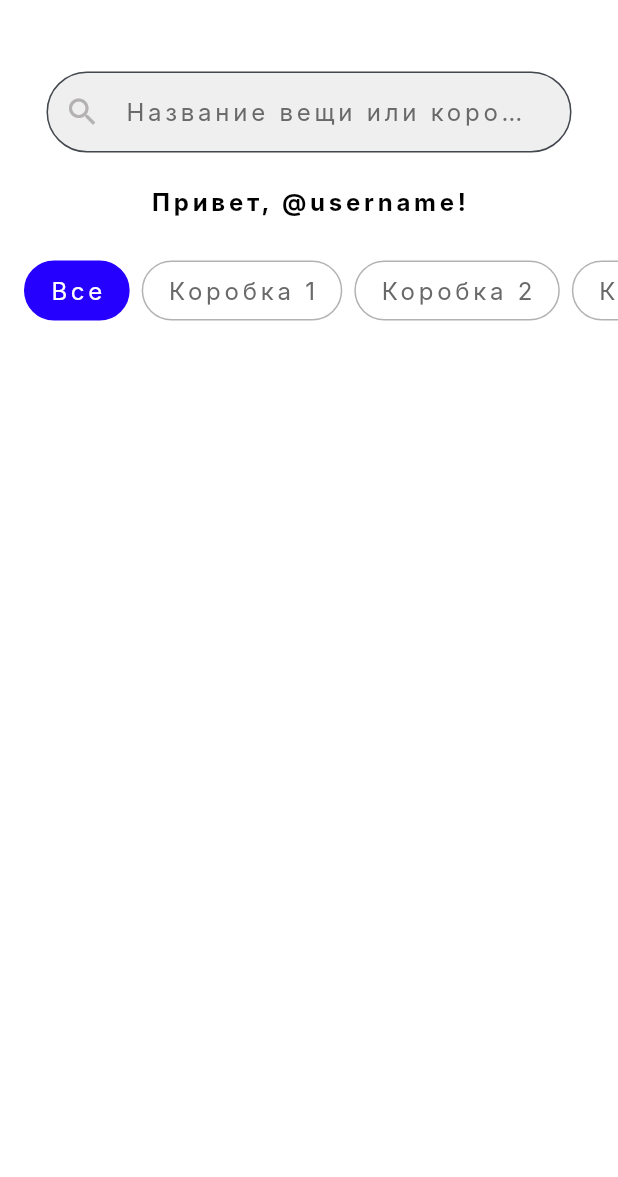
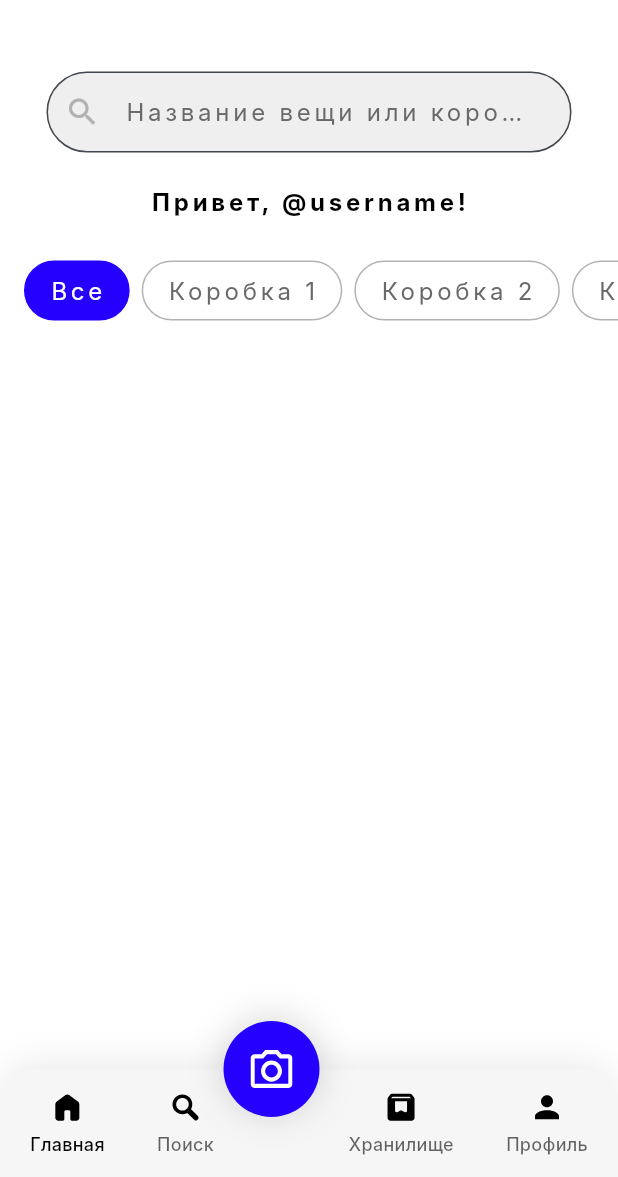
Before and after one commit to IWTDPLZZZ/FindThing, a Flutter app: the screen it shows after launch, on a phone screen of 412 x 824 dp, the part 59-1236 px from its top. Run offline on Flutter 3.47's test engine with Material 3 defaults, Android fonts, the phone set to English and light mode, and no system bars; our stand-ins replace firebase_auth, firebase_core, flutter_svg, google_sign_in, sign_in_with_apple; accounts and stored records are empty; Roboto replaces fonts that are missing (Inter); project files that could hold a hidden picture were left out.

Commit message:
Верхняя и нижняя панели

```diff
--- a/lib/design/colors.dart
+++ b/lib/design/colors.dart
@@ -7,3 +7,4 @@ const Color blackName = Color(0xFF000000);
 const Color grayField = Color(0xFFF0EFEF);
 const Color grayFieldText = Color(0xFFB3B1B1);
 const Color memory = Color(0xFF3705FF);
+const Color navigationBarColor = Color(0xFFF6F6F6);
--- a/lib/screens/main_page.dart
+++ b/lib/screens/main_page.dart
@@ -3,6 +3,7 @@ import 'package:find_thing/widgets/custom_appbar.dart';
 import 'package:find_thing/design/design.dart';
 import 'package:provider/provider.dart';
 import 'package:find_thing/providers/provider.dart';
+import 'package:find_thing/design/colors.dart';
 
 class MainPage extends StatefulWidget {
   const MainPage({super.key});
@@ -16,6 +17,11 @@ class _MainPageState extends State<MainPage> {
   Widget build(BuildContext context) {
     return Scaffold(
       appBar: const CustomBarForMainPage(),
+      bottomNavigationBar: MainBottomNavigationBar(
+        currentIndex: 0,
+        onItemSelected: (index) {},
+      ),
+
       body: Center(
         child: Column(
           crossAxisAlignment: CrossAxisAlignment.center,
@@ -118,3 +124,159 @@ class ScrollListView extends StatelessWidget {
     );
   }
 }
+
+class MainBottomNavigationBar extends StatelessWidget {
+  final int currentIndex;
+  final ValueChanged<int> onItemSelected;
+
+  const MainBottomNavigationBar({
+    super.key,
+    required this.currentIndex,
+    required this.onItemSelected,
+  });
+
+  @override
+  Widget build(BuildContext context) {
+    final double barHeight = 72;
+    final double fabSize = 64;
+
+    return SizedBox(
+      height: barHeight + fabSize / 2,
+      child: Stack(
+        alignment: Alignment.topCenter,
+        children: [
+          Align(
+            alignment: Alignment.bottomCenter,
+            child: Container(
+              height: barHeight,
+              decoration: BoxDecoration(
+                color: navigationBarColor,
+                borderRadius: const BorderRadius.only(
+                  topLeft: Radius.circular(24),
+                  topRight: Radius.circular(24),
+                ),
+                boxShadow: [
+                  BoxShadow(
+                    color: Colors.black.withOpacity(0.08),
+                    blurRadius: 20,
+                    offset: const Offset(0, -4),
+                  ),
+                ],
+              ),
+              padding: const EdgeInsets.symmetric(horizontal: 20),
+              child: Row(
+                mainAxisAlignment: MainAxisAlignment.spaceBetween,
+                children: [
+                  _BottomNavItem(
+
+                    icon: homeOfIcon,
+                    label: 'Главная',
+                    isActive: currentIndex == 0,
+                    onTap: () => onItemSelected(0),
+                  ),
+                  _BottomNavItem(
+                    icon: loopOfIcon,
+                    label: 'Поиск',
+                    isActive: currentIndex == 1,
+                    onTap: () => onItemSelected(1),
+                  ),
+                  const SizedBox(width: 20),
+                  _BottomNavItem(
+                    icon: boxOfIcon,
+                    label: 'Хранилище',
+                    isActive: currentIndex == 2,
+                    onTap: () => onItemSelected(2),
+                  ),
+                  _BottomNavItem(
+                    icon: iconOfAccount,
+                    label: 'Профиль',
+                    isActive: currentIndex == 3,
+                    onTap: () => onItemSelected(3),
+                  ),
+                ],
+              ),
+            ),
+          ),
+
+          Positioned(
+            top: 0,
+            left: 149,
+            child: Container(
+              width: fabSize,
+              height: fabSize,
+              decoration: BoxDecoration(
+                color: blueName,
+                shape: BoxShape.circle,
+                boxShadow: [
+                  BoxShadow(
+                    color: Colors.black.withOpacity(0.16),
+                    blurRadius: 20,
+                    offset: const Offset(0, -2),
+                  ),
+                ],
+              ),
+              child: Center(
+                child: SizedBox(
+                  width: 28,
+                  height: 28,
+                  child: cameraOfIcon,
+                ),
+              ),
+            ),
+          ),
+        ],
+      ),
+    );
+  }
+}
+
+class _BottomNavItem extends StatelessWidget {
+  final Widget icon;
+  final String label;
+  final bool isActive;
+  final VoidCallback onTap;
+
+  const _BottomNavItem({
+    required this.icon,
+    required this.label,
+    required this.isActive,
+    required this.onTap,
+  });
+
+  @override
+  Widget build(BuildContext context) {
+    final Color activeColor = blackName;
+    final Color inactiveColor = Colors.black.withOpacity(0.6);
+
+    return GestureDetector(
+      onTap: onTap,
+      behavior: HitTestBehavior.translucent,
+      child: Column(
+        mainAxisAlignment: MainAxisAlignment.center,
+        children: [
+          SizedBox(
+            width: 24,
+            height: 24,
+            child: IconTheme(
+              data: IconThemeData(
+                color: isActive ? activeColor : inactiveColor,
+              ),
+              child: icon,
+            ),
+          ),
+          const SizedBox(height: 4),
+          Text(
+            label,
+            style: TextStyle(
+              fontSize: 12,
+              fontWeight: FontWeight.w500,
+              fontFamily: 'Inter',
+              color: isActive ? activeColor : inactiveColor,
+              letterSpacing: 0.2,
+            ),
+          ),
+        ],
+      ),
+    );
+  }
+}
```
Also changed, not shown: 1 other file.
